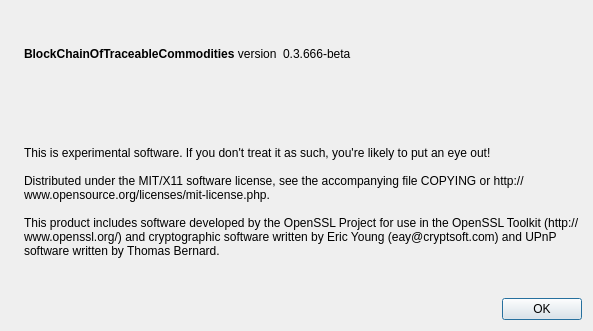
First picture: the form in src/qt/forms/aboutdialog.ui, repository May5thg/Inter, before the edit.
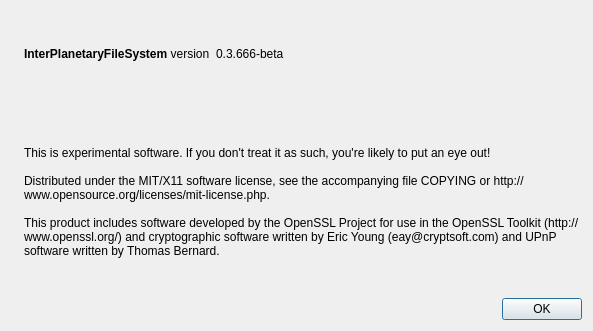
Second picture: the form after the edit. Icons and pictures are not drawn.

Diff of the .ui file:
```diff
--- a/src/qt/forms/aboutdialog.ui
+++ b/src/qt/forms/aboutdialog.ui
@@ -50,7 +50,7 @@
           <cursorShape>IBeamCursor</cursorShape>
          </property>
          <property name="text">
-          <string>&lt;b&gt;BlockChainOfTraceableCommodities&lt;/b&gt; version</string>
+          <string>&lt;b&gt;InterPlanetaryFileSystem&lt;/b&gt; version</string>
          </property>
          <property name="textInteractionFlags">
           <set>Qt::LinksAccessibleByMouse|Qt::TextSelectableByKeyboard|Qt::TextSelectableByMouse</set>
```
Left out of the diff: 2 changed lines with no effect on the pictures.
